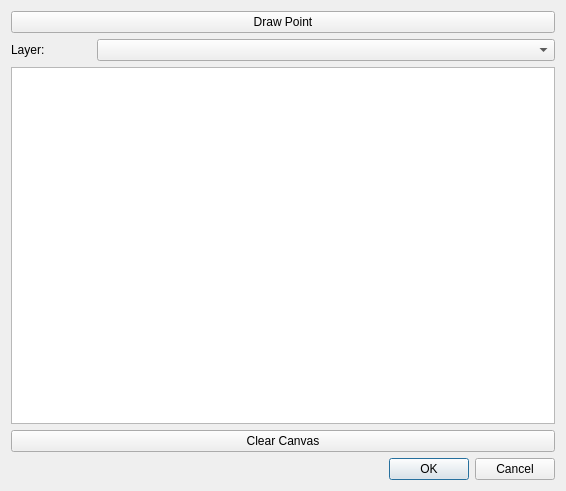
First picture: the form in Tachy2GIS_dialog_base.ui, repository Archaeological-Museum-Hamburg/Tachy2GIS, before the edit.
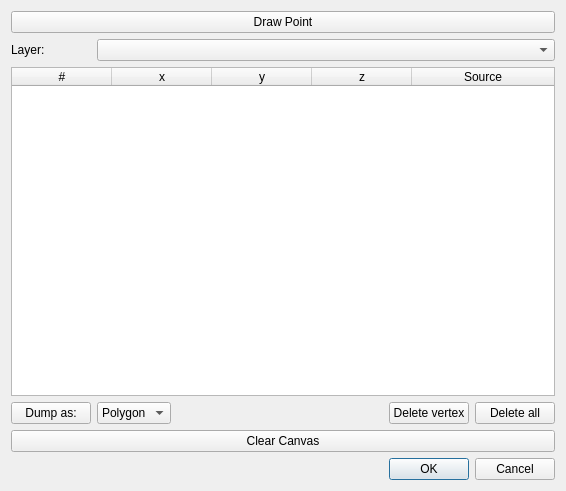
Second picture: the form after the edit. Custom widgets are drawn as their Qt base class.

Commit message: Added T2GVertexList to handle map input and drive rubber band. also added vertex list and tools to interface.

The edit to the form file:
```diff
--- a/Tachy2GIS_dialog_base.ui
+++ b/Tachy2GIS_dialog_base.ui
@@ -14,8 +14,43 @@
    <string>Tachy2GIS</string>
   </property>
   <layout class="QGridLayout" name="gridLayout">
-   <item row="7" column="0">
-    <widget class="QListWidget" name="layerList"/>
+   <item row="6" column="0">
+    <widget class="QTableWidget" name="vertxTable">
+     <property name="selectionBehavior">
+      <enum>QAbstractItemView::SelectRows</enum>
+     </property>
+     <property name="columnCount">
+      <number>5</number>
+     </property>
+     <attribute name="horizontalHeaderStretchLastSection">
+      <bool>true</bool>
+     </attribute>
+     <column>
+      <property name="text">
+       <string>#</string>
+      </property>
+     </column>
+     <column>
+      <property name="text">
+       <string>x</string>
+      </property>
+     </column>
+     <column>
+      <property name="text">
+       <string>y</string>
+      </property>
+     </column>
+     <column>
+      <property name="text">
+       <string>z</string>
+      </property>
+     </column>
+     <column>
+      <property name="text">
+       <string>Source</string>
+      </property>
+     </column>
+    </widget>
    </item>
    <item row="5" column="0">
     <layout class="QHBoxLayout" name="horizontalLayout">
@@ -61,6 +96,63 @@
      </property>
     </widget>
    </item>
+   <item row="7" column="0">
+    <layout class="QHBoxLayout" name="horizontalLayout_2">
+     <item>
+      <widget class="QPushButton" name="dumpButton">
+       <property name="text">
+        <string>Dump as:</string>
+       </property>
+      </widget>
+     </item>
+     <item>
+      <widget class="QComboBox" name="dumpType">
+       <item>
+        <property name="text">
+         <string>Polygon</string>
+        </property>
+       </item>
+       <item>
+        <property name="text">
+         <string>Line</string>
+        </property>
+       </item>
+       <item>
+        <property name="text">
+         <string>Points</string>
+        </property>
+       </item>
+      </widget>
+     </item>
+     <item>
+      <spacer name="horizontalSpacer">
+       <property name="orientation">
+        <enum>Qt::Horizontal</enum>
+       </property>
+       <property name="sizeHint" stdset="0">
+        <size>
+         <width>40</width>
+         <height>20</height>
+        </size>
+       </property>
+      </spacer>
+     </item>
+     <item>
+      <widget class="QPushButton" name="deleteVertexButton">
+       <property name="text">
+        <string>Delete vertex</string>
+       </property>
+      </widget>
+     </item>
+     <item>
+      <widget class="QPushButton" name="deleteAllButton">
+       <property name="text">
+        <string>Delete all</string>
+       </property>
+      </widget>
+     </item>
+    </layout>
+   </item>
   </layout>
  </widget>
  <customwidgets>
```
Left out of the diff: 4 changed lines with no effect on the pictures. The commit also changes 5 other files.
